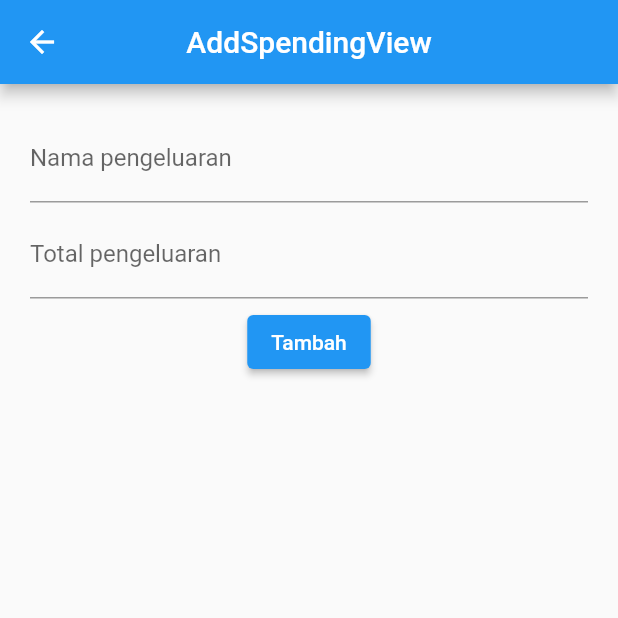
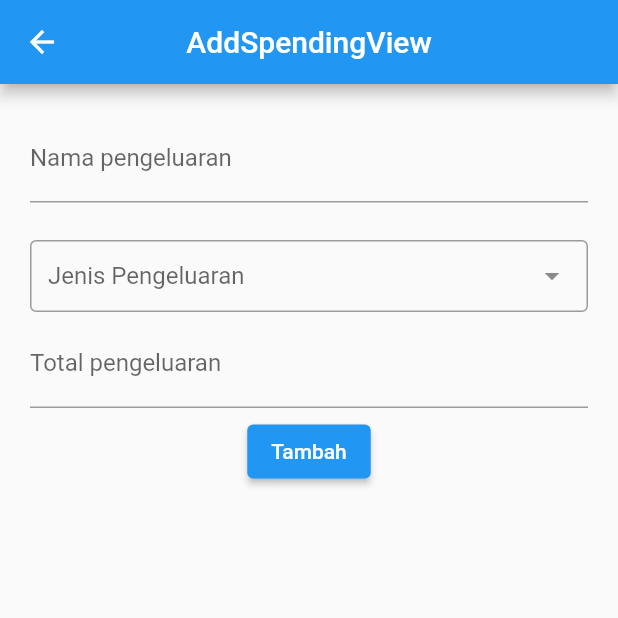
Before and after one commit to wikugw/flutter-money-monitoring, a Flutter app: the AddSpendingView screen opened directly, after a tap on "Tambah", on a phone screen of 412 x 824 dp, the top half of it. Run offline on Flutter 3.47's test engine with Material 2 defaults, Android fonts, the phone set to English and light mode, and no system bars; drawn by our look-alikes of dropdown_search; our stand-ins replace cloud_firestore, firebase_auth, firebase_core, get, google_sign_in; accounts and stored records are empty.

Commit message:
menambah input tipe pengeluaran dan update di model, update data params

```diff
--- a/lib/app/modules/add_spending/controllers/add_spending_controller.dart
+++ b/lib/app/modules/add_spending/controllers/add_spending_controller.dart
@@ -5,10 +5,16 @@ import 'package:get/get.dart';
 class AddSpendingController extends GetxController {
   late TextEditingController spentNameC;
   late TextEditingController priceC;
+  var spentTypeC = "".obs;
 
   FirebaseFirestore firestore = FirebaseFirestore.instance;
 
-  Future<void> addSpending(String loggedInEmail) async {
+  Future<void> addSpending(params) async {
+    print(spentTypeC);
+    print(spentNameC.text);
+    print(priceC.text);
+    print(params['loggedInEmail']);
+    print(params['currentMonthId']);
     // final currentUser = await firestore.collection('users').doc(loggedInEmail).collection('moneyHistory').doc()
   }
 
--- a/lib/app/modules/add_spending/views/add_spending_view.dart
+++ b/lib/app/modules/add_spending/views/add_spending_view.dart
@@ -1,3 +1,4 @@
+import 'package:dropdown_search/dropdown_search.dart';
 import 'package:flutter/material.dart';
 import 'package:flutter/services.dart';
 
@@ -21,6 +22,23 @@ class AddSpendingView extends GetView<AddSpendingController> {
               controller: controller.spentNameC,
               decoration: InputDecoration(labelText: 'Nama pengeluaran'),
             ),
+            SizedBox(height: 25),
+            DropdownSearch<String>(
+              mode: Mode.BOTTOM_SHEET,
+              items: [
+                "Kehidupan",
+                "Makanan/Minuman",
+                "Kebutuhan",
+                'Lain - lain'
+              ],
+              label: "Jenis Pengeluaran",
+              onChanged: (String? value) {
+                if (value != null) {
+                  controller.spentTypeC.value = value;
+                }
+              },
+              selectedItem: controller.spentTypeC.value,
+            ),
             SizedBox(height: 5),
             TextField(
               controller: controller.priceC,
--- a/lib/app/modules/home/controllers/home_controller.dart
+++ b/lib/app/modules/home/controllers/home_controller.dart
@@ -30,6 +30,7 @@ class HomeController extends GetxController {
       moneyHistoryRef.docs.forEach((element) {
         var moneyHistory = element.data();
         moneyHistoryList.add(MoneyHistory(
+          id: moneyHistory['id'],
           year: moneyHistory['year'],
           month: moneyHistory['month'],
           monthName: moneyHistory['monthName'],
--- a/lib/app/modules/home/data/models/user_model.dart
+++ b/lib/app/modules/home/data/models/user_model.dart
@@ -120,6 +120,7 @@ class Dates {
 
 class Records {
   String? spentName;
+  String? spentType;
   String? total;
   String? attachment;
   String? createdAt;
@@ -127,6 +128,7 @@ class Records {
 
   Records(
       {this.spentName,
+      this.spentType,
       this.total,
       this.attachment,
       this.createdAt,
@@ -134,6 +136,7 @@ class Records {
 
   Records.fromJson(Map<String, dynamic> json) {
     spentName = json['spentName'];
+    spentType = json['spentType'];
     total = json['total'];
     attachment = json['attachment'];
     createdAt = json['createdAt'];
@@ -143,6 +146,7 @@ class Records {
   Map<String, dynamic> toJson() {
     final data = <String, dynamic>{};
     data['spentName'] = spentName;
+    data['spentType'] = spentType;
     data['total'] = total;
     data['attachment'] = attachment;
     data['createdAt'] = createdAt;
--- a/lib/app/modules/home/views/home_view.dart
+++ b/lib/app/modules/home/views/home_view.dart
@@ -34,7 +34,8 @@ class HomeView extends GetView<HomeController> {
             ),
             floatingActionButton: FloatingActionButton(
               onPressed: () => Get.toNamed(Routes.ADD_SPENDING, arguments: {
-                authC.user.value.email,
+                "loggedInEmail": authC.user.value.email,
+                "currentMonthId": currentMonthRecord.id,
               }),
             ),
           );
--- a/pubspec.yaml
+++ b/pubspec.yaml
@@ -13,6 +13,7 @@ dependencies:
   google_sign_in: 5.1.0
   cloud_firestore: 2.5.3
   intl: 0.17.0
+  dropdown_search: 1.0.3
   flutter:
     sdk: flutter
 
```
Also changed, not shown: pubspec.lock.
